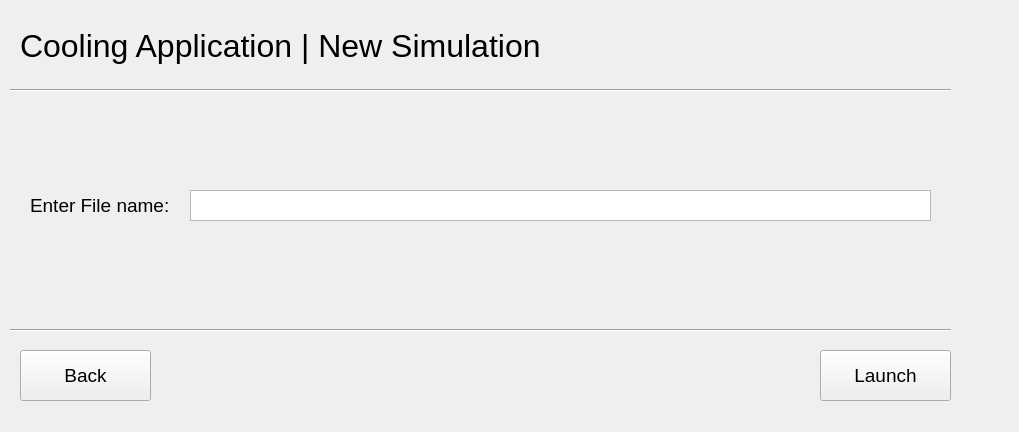
JWendel25/FSAE_EV_Cooling_Application, file UI_Files/Startup.ui: the form before one commit.
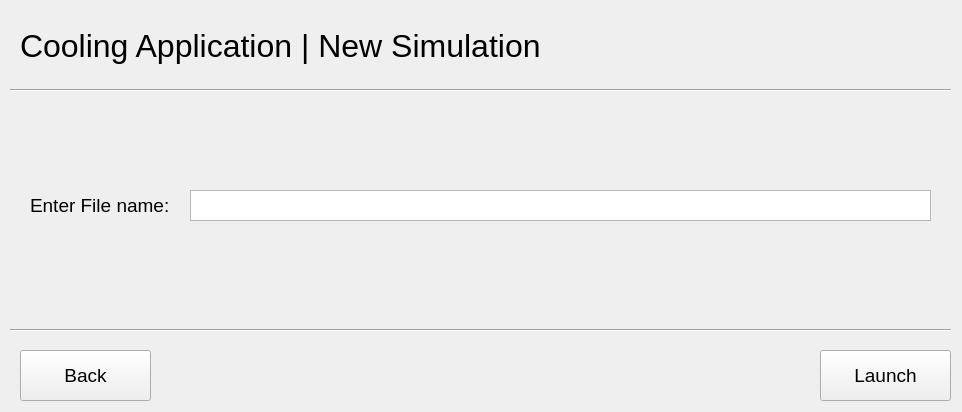
The form after the commit. The open tabs and pages were chosen to show the change.

```diff
--- a/UI_Files/Startup.ui
+++ b/UI_Files/Startup.ui
@@ -6,8 +6,8 @@
    <rect>
     <x>0</x>
     <y>0</y>
-    <width>1019</width>
-    <height>432</height>
+    <width>962</width>
+    <height>412</height>
    </rect>
   </property>
   <property name="windowTitle">
```
Left out of the diff: 22 changed lines with no effect on the pictures.
